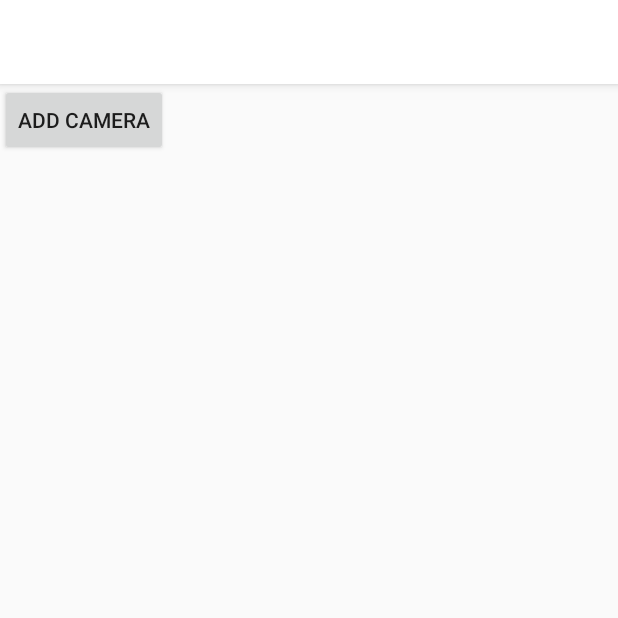
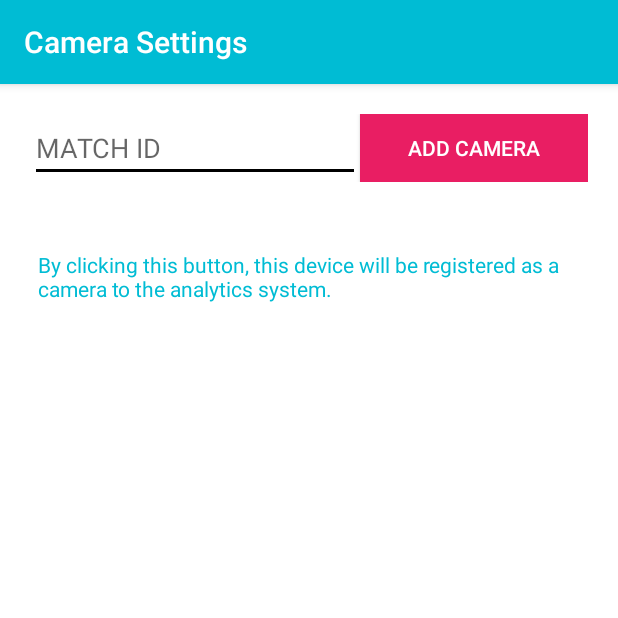
Before and after one commit to mmarci19/App2, an Android app: the screen it shows after launch (CamerasActivity), after a tap on "ADD CAMERA", on a phone screen of 412 x 824 dp, the top half of it. Run offline under Robolectric (Android 15) with nearby library versions, the phone set to English and light mode, and no system bars.

```diff
--- a/app/build.gradle
+++ b/app/build.gradle
@@ -6,7 +6,7 @@ android {
 
     defaultConfig {
         applicationId "hu.bme.myapplication"
-        minSdkVersion 19
+        minSdkVersion 29
         targetSdkVersion 29
         versionCode 1
         versionName "1.0"
@@ -25,7 +25,8 @@ android {
 
 dependencies {
     implementation fileTree(dir: 'libs', include: ['*.jar'])
-
+    implementation 'com.android.support:appcompat-v7:29.0.0'
+    implementation 'com.android.support:recyclerview-v7:29.0.0'
     implementation 'androidx.appcompat:appcompat:1.2.0'
     implementation 'androidx.constraintlayout:constraintlayout:2.0.4'
     implementation 'com.google.android.material:material:1.1.0'
--- a/app/src/main/java/hu/bme/myapplication/CameraActivity.java
+++ b/app/src/main/java/hu/bme/myapplication/CameraActivity.java
@@ -119,9 +119,9 @@ public class CameraActivity extends Activity implements View.OnClickListener, Se
 	@Override
 	public void onBackPressed() {
 
-		if(ServerInitiatedStoppage || !IsStreaming){
+		//if(ServerInitiatedStoppage || !IsStreaming){
 			super.onBackPressed();
-		}
+		//}
 		//stopStreaming();
 	}
 
--- a/app/src/main/java/hu/bme/myapplication/FirstFragment.java
+++ b/app/src/main/java/hu/bme/myapplication/FirstFragment.java
@@ -80,9 +80,8 @@ public class FirstFragment extends Fragment {
 
 
     public void openDialog(){
-        AlertDialog.Builder alertDialog = new AlertDialog.Builder(this.getContext());
-        alertDialog.setTitle("Add Match");
-        alertDialog.setMessage("ID:");
+        AlertDialog.Builder alertDialog = new AlertDialog.Builder(getActivity(), R.style.AlertDialogStyle);
+        alertDialog.setTitle("Enter Match ID");
 
         final EditText input = new EditText(this.getContext());
 
--- a/app/src/main/java/hu/bme/myapplication/MatchActivity.java
+++ b/app/src/main/java/hu/bme/myapplication/MatchActivity.java
@@ -1,6 +1,7 @@
 package hu.bme.myapplication;
 
 import android.os.Bundle;
+import android.view.Window;
 import android.widget.Button;
 import android.widget.EditText;
 import android.widget.TextView;
@@ -26,14 +27,14 @@ public class MatchActivity extends AppCompatActivity {
         TextView currUsersVariable;
         TextView currOwnerVariable;
 
+
         Button btn = findViewById(R.id.btnuser);
         Button btn2 = findViewById(R.id.btnowner);
         currowner = findViewById(R.id.textcurrentowner);
         currusers = findViewById(R.id.textcurrentuser);
         owner = findViewById(R.id.owner);
         users = findViewById(R.id.users);
-        ownerText = findViewById(R.id.textowner);
-        userText = findViewById(R.id.textuser);
+
 
     }
     private Match getMatch(int id) {
--- a/app/src/main/res/layout/activity_cameras.xml
+++ b/app/src/main/res/layout/activity_cameras.xml
@@ -4,12 +4,52 @@
     xmlns:tools="http://schemas.android.com/tools"
     android:layout_width="match_parent"
     android:layout_height="match_parent"
-    tools:context=".CamerasActivity">
+    android:background="#FFFFFF"
+    android:orientation="vertical"
+    android:textAlignment="center"
+    tools:contxt=".CamerasActivity">
 
 
-    <Button
-        android:layout_width="wrap_content"
+    <LinearLayout
+        android:layout_width="match_parent"
         android:layout_height="wrap_content"
-        android:id="@+id/btnaddcamera"
-        />
+        android:layout_margin="20dp"
+        android:orientation="horizontal">
+
+        <EditText
+            android:layout_width="wrap_content"
+            android:layout_height="wrap_content"
+            android:layout_weight="2"
+            android:hint="MATCH ID"
+            >
+
+
+        </EditText>
+
+        <Button
+            android:id="@+id/btnaddcamera"
+            android:layout_width="wrap_content"
+            android:layout_height="match_parent"
+            android:layout_weight="1"
+
+            android:background="#E91E63"
+            android:text="Add Camera"
+
+            android:textColor="#FFFFFF" />
+
+    </LinearLayout>
+
+    <TextView
+        android:id="@+id/textView3"
+        android:layout_width="match_parent"
+        android:layout_height="wrap_content"
+        android:capitalize="sentences"
+        android:editable="false"
+        android:padding="25dp"
+        android:shadowColor="#FFFFFF"
+        android:text="By clicking this button, this device will be registered as a camera to the analytics system."
+        android:textAlignment="center"
+        android:textColor="@color/colorPrimary" />
+
+
 </LinearLayout>
--- a/app/src/main/res/layout/activity_match_adapter.xml
+++ b/app/src/main/res/layout/activity_match_adapter.xml
@@ -6,4 +6,9 @@
     android:layout_height="match_parent"
     tools:context=".MatchAdapterActivity">
 
+    <android.support.v7.widget.RecyclerView
+        android:id="@+id/matchesall"
+        android:layout_width="match_parent"
+        android:layout_height="match_parent"/>
+
 </androidx.constraintlayout.widget.ConstraintLayout>
--- a/app/src/main/res/layout/matchadd_activity.xml
+++ b/app/src/main/res/layout/matchadd_activity.xml
@@ -55,6 +55,7 @@
             android:layout_height="match_parent"
             android:layout_weight="2"
             android:inputType="text"
+            android:hint="Owner"
             android:textAlignment="textStart"
             android:textColor="@color/colorPrimary" />
 
@@ -116,6 +117,7 @@
             android:layout_height="match_parent"
             android:layout_weight="2"
             android:inputType="text"
+            android:hint="User"
             android:textAlignment="textStart"
             android:textColor="@color/colorPrimary" />
 
--- /dev/null
+++ b/app/src/main/res/values-v21/styles.xml
@@ -0,0 +1,9 @@
+<?xml version="1.0" encoding="utf-8"?>
+<resources>
+
+    <style name="AlertDialogStyle" parent="Theme.AppCompat.Dialog">
+        <item name="android:colorAccent">#00BCD4</item>
+        <item name="android:textColor">#E91E63</item>
+        <item name="android:textColorPrimary">#3F51B5</item>
+    </style>
+</resources>
--- a/app/src/main/res/values/colors.xml
+++ b/app/src/main/res/values/colors.xml
@@ -1,8 +1,8 @@
 <?xml version="1.0" encoding="utf-8"?>
 <resources>
-        <color name="colorPrimary">#FFFFFF</color>
-        <color name="colorPrimaryDark">#C0C0C0</color>
+        <color name="colorPrimary">#00BCD4</color>
+        <color name="colorPrimaryDark">#00BCD4</color>
         <color name="colorAccent">#000000</color>
-        <color name="splash_background_color">#808080</color>
+        <color name="splash_background_color">#00BCD4</color>
 
 </resources>
--- a/app/src/main/res/values/strings.xml
+++ b/app/src/main/res/values/strings.xml
@@ -1,5 +1,5 @@
 <resources>
-    <string name="app_name">My Application</string>
+    <string name="app_name">Sport Analytics</string>
     <string name="title_activity_init">InitActivity</string>
     <!-- Strings used for fragments for navigation -->
     <string name="first_fragment_label">First Fragment</string>
--- a/app/src/main/res/values/styles.xml
+++ b/app/src/main/res/values/styles.xml
@@ -34,4 +34,13 @@
 
     <style name="AppTheme.PopupOverlay" parent="ThemeOverlay.AppCompat.Light" />
 
+    <style name="AlertDialogStyle" parent="Theme.AppCompat.Light.Dialog">
+        <item name="android:colorAccent">#f3f3f3</item>
+        <item name="android:textColor">#f3f3f3</item>
+        <item name="android:textColorPrimary">#f3f3f3</item>
+    </style>
+
+
+
+
 </resources>
```
Also changed, not shown: app/src/main/AndroidManifest.xml (+10 -4 lines), app/src/main/java/hu/bme/myapplication/MatchService.java (+156 -106 lines), app/src/main/java/hu/bme/myapplication/MyRecyclerViewAdapter.java (added, +76 -0 lines), app/src/main/res/layout/fragment_first.xml (+14 -2 lines), app/src/main/res/layout/recyclerview_row.xml (added, +15 -0 lines), app/src/main/res/layout/splash_layout.xml (+16 -6 lines), app/src/main/res/drawable/prob14.png (added), build.gradle (line endings or trailing spaces).
